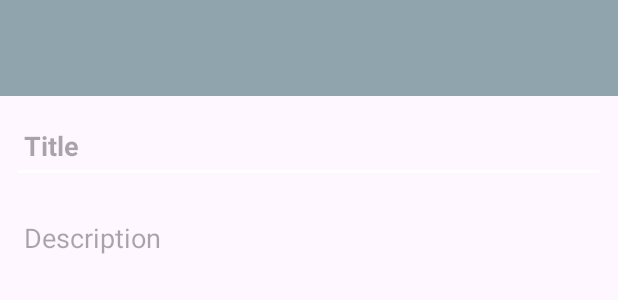
After one commit to dupontcam/Simple_Note, an Android app: the layout activity_add_note.xml on its own in the app's theme, with its tools: preview values and no code run, on a phone screen of 412 x 824 dp. The commit adds this screen. Shown: the top 300 px of the screen. Run offline under Robolectric (Android 15) with nearby library versions, the phone set to English and light mode, and no system bars.

Commit message:
Add Note

```diff
--- /dev/null
+++ b/app/src/main/res/drawable/baseline_check_24.xml
@@ -0,0 +1,5 @@
+<vector xmlns:android="http://schemas.android.com/apk/res/android" android:height="24dp" android:tint="#000000" android:viewportHeight="24" android:viewportWidth="24" android:width="24dp">
+
+    <path android:fillColor="@android:color/white" android:pathData="M9,16.17L4.83,12l-1.42,1.41L9,19 21,7l-1.41,-1.41z"/>
+
+</vector>
--- /dev/null
+++ b/app/src/main/res/layout/activity_add_note.xml
@@ -0,0 +1,59 @@
+<?xml version="1.0" encoding="utf-8"?>
+<androidx.constraintlayout.widget.ConstraintLayout xmlns:android="http://schemas.android.com/apk/res/android"
+    xmlns:app="http://schemas.android.com/apk/res-auto"
+    xmlns:tools="http://schemas.android.com/tools"
+    android:id="@+id/main"
+    android:layout_width="match_parent"
+    android:layout_height="match_parent"
+    tools:context=".AddNote">
+
+    <com.google.android.material.appbar.MaterialToolbar
+        android:id="@+id/materialToolbar2"
+        android:layout_width="0dp"
+        android:layout_height="wrap_content"
+        android:background="?attr/colorPrimary"
+        android:minHeight="?attr/actionBarSize"
+        android:theme="?attr/actionBarTheme"
+        app:layout_constraintEnd_toEndOf="parent"
+        app:layout_constraintStart_toStartOf="parent"
+        app:layout_constraintTop_toTopOf="parent" />
+
+    <EditText
+        android:id="@+id/noteTitle"
+        android:layout_width="0dp"
+        android:layout_height="50dp"
+        android:layout_marginStart="8dp"
+        android:layout_marginTop="8dp"
+        android:layout_marginEnd="8dp"
+        android:autofillHints="Note Title"
+        android:ems="10"
+        android:hint="@string/Note_title"
+        android:inputType="textCapSentences"
+        android:padding="8dp"
+        android:textAlignment="textStart"
+        android:textStyle="bold"
+        app:layout_constraintEnd_toEndOf="parent"
+        app:layout_constraintStart_toStartOf="parent"
+        app:layout_constraintTop_toBottomOf="@+id/materialToolbar2" />
+
+    <EditText
+        android:id="@+id/noteDetails"
+        android:layout_width="0dp"
+        android:layout_height="0dp"
+        android:layout_marginStart="8dp"
+        android:layout_marginTop="16dp"
+        android:layout_marginEnd="8dp"
+        android:autofillHints="Note Description"
+        android:background="@null"
+        android:ems="10"
+        android:gravity="start|top"
+        android:hint="@string/Note_description"
+        android:inputType="textMultiLine|textCapSentences"
+        android:padding="8dp"
+        android:textAlignment="textStart"
+        app:layout_constraintBottom_toBottomOf="parent"
+        app:layout_constraintEnd_toEndOf="parent"
+        app:layout_constraintStart_toStartOf="parent"
+        app:layout_constraintTop_toBottomOf="@+id/noteTitle" />
+
+</androidx.constraintlayout.widget.ConstraintLayout>
--- a/app/src/main/res/values/strings.xml
+++ b/app/src/main/res/values/strings.xml
@@ -3,4 +3,7 @@
     <string name="Grid_view">Grid</string>
     <string name="Search">Search</string>
     <string name="List_view">List</string>
+    <string name="Note_title">Title</string>
+    <string name="Note_description">Description</string>
+    <string name="Save_note">Save Note</string>
 </resources>
```
Also changed, not shown: app/src/main/java/br/com/cursoandroid/simplenote/AddNote.java (added, +104 -0 lines), app/src/main/java/br/com/cursoandroid/simplenote/adapter/Adapter.java (added, +124 -0 lines), app/src/main/res/menu/menu_save.xml (added, +10 -0 lines).
